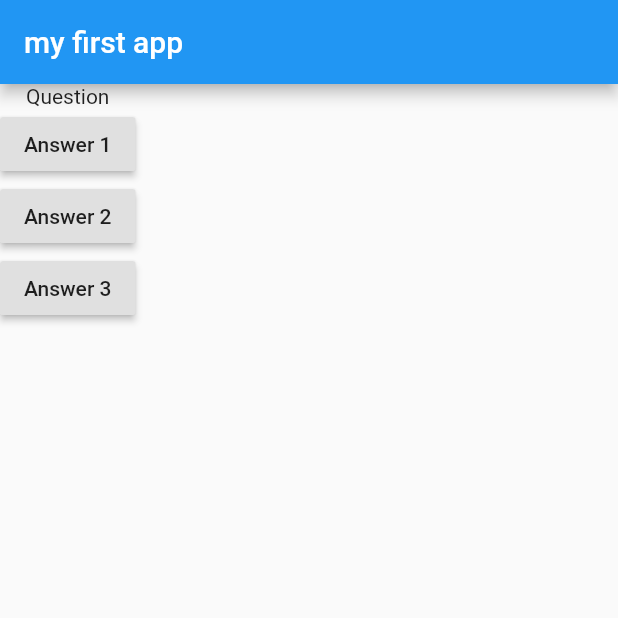
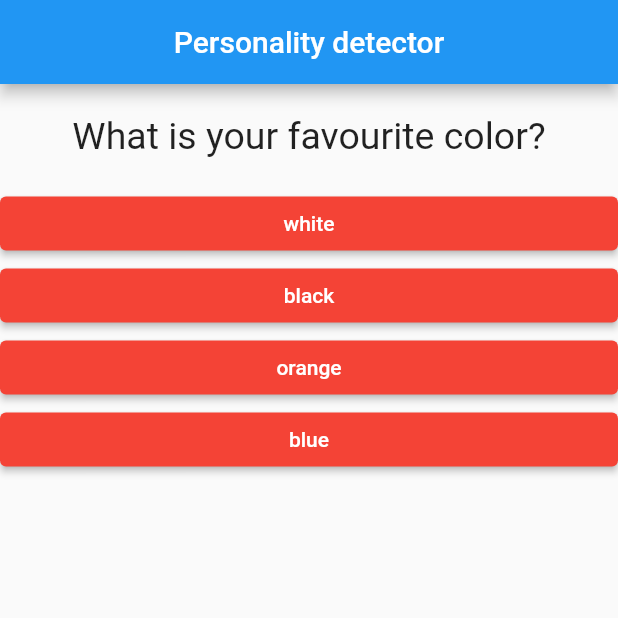
Before and after one commit to Deependra12/personality-detector-quiz-app, a Flutter app: the screen it shows after launch, on a phone screen of 412 x 824 dp, the top half of it. Run offline on Flutter 3.47's test engine with Material 2 defaults, Android fonts, the phone set to English and light mode, and no system bars.

```diff
--- /dev/null
+++ b/basic/lib/answer.dart
@@ -0,0 +1,19 @@
+import 'package:flutter/material.dart';
+
+class Answer extends StatelessWidget {
+  final Function selectHandler;
+  String answer;
+
+  Answer(this.selectHandler, this.answer);
+
+  @override
+  Widget build(BuildContext context) {
+    return Container(
+        width: double.infinity,
+        child: ElevatedButton(
+          style: ButtonStyle(backgroundColor: MaterialStateProperty.all(Colors.red)),
+          child:  Text(answer),
+          onPressed: selectHandler,
+        ));
+  }
+}
--- a/basic/lib/main.dart
+++ b/basic/lib/main.dart
@@ -1,44 +1,78 @@
 import 'package:flutter/material.dart';
+import './quiz.dart';
+import './result.dart';
 
 void main() {
   runApp(MyApp());
 }
 
-class MyApp extends StatelessWidget {
-  void answerQuestion() {
-    print('answer clicked');
+class MyApp extends StatefulWidget {
+  @override
+  State<MyApp> createState() => _MyAppState();
+}
+
+class _MyAppState extends State<MyApp> {
+  var questions = [
+    {
+      'questionText': 'What is your favourite color?',
+      'answers': [
+        {'text': 'white', 'score': 5},
+        {'text': 'black', 'score': 15},
+        {'text': 'orange', 'score': 25},
+        {'text': 'blue', 'score': 35}
+      ]
+    },
+    {
+      'questionText': 'What is your favourite animal?',
+      'answers': [
+        {'text': 'lion', 'score': 5},
+        {'text': 'zebra', 'score': 15},
+        {'text': 'crocodile', 'score': 25},
+        {'text': 'goat', 'score': 35}
+      ]
+    },
+    {
+      'questionText': 'What is your favourite food?',
+      'answers': [
+        {'text': 'mutton curry', 'score': 5},
+        {'text': 'chicken curry', 'score': 15},
+        {'text': 'butter nan', 'score': 25},
+        {'text': 'palak panner', 'score': 35}
+      ]
+    },
+  ];
+
+  var _questionIndex = 0;
+  var totalScore = 0;
+
+  void _resetQuiz() {
+    setState(() {
+      _questionIndex = 0;
+      totalScore = 0;
+    });
+  }
+
+  void _answerQuestion(int score) {
+    totalScore += score;
+    setState(() {
+      _questionIndex += 1;
+    });
   }
 
   @override
   Widget build(BuildContext context) {
     return MaterialApp(
         home: Scaffold(
-      appBar: AppBar(
-        title: const Text('my first app'),
-      ),
-      body: Column(
-        // ignore: prefer_const_literals_to_create_immutables
-        children: [
-          const Text('Question'),
-          RaisedButton(
-              onPressed: answerQuestion,
-              child: const Text(
-                'Answer 1',
-              )),
-          RaisedButton(
-              onPressed: () {
-                print('answer 2 chosen');
-              },
-              child: const Text(
-                'Answer 2',
-              )),
-          RaisedButton(
-              onPressed: () => print('answer 3 chosen'),
-              child: const Text(
-                'Answer 3',
-              )),
-        ],
-      ),
-    ));
+            appBar: AppBar(
+              title: const Text('Personality detector'),
+              centerTitle: true,
+            ),
+            body: _questionIndex < questions.length
+                ? Quiz(
+                    answerQuestion: _answerQuestion,
+                    questionIndex: _questionIndex,
+                    questions: questions,
+                  )
+                : Result(totalScore,_resetQuiz)));
   }
 }
--- /dev/null
+++ b/basic/lib/questions.dart
@@ -0,0 +1,19 @@
+import 'package:flutter/material.dart';
+
+class Question extends StatelessWidget {
+  final String questionText;
+  Question(this.questionText);
+
+  @override
+  Widget build(BuildContext context) {
+    return Container(
+      width:double.infinity,
+      margin: const EdgeInsets.all(20.0),
+      child: Text(
+        questionText,
+        style: const TextStyle(fontSize: 25,),
+        textAlign: TextAlign.center,
+        ),
+    );
+  }
+}
--- /dev/null
+++ b/basic/lib/quiz.dart
@@ -0,0 +1,23 @@
+import 'package:flutter/material.dart';
+import './questions.dart';
+import './answer.dart';
+
+class Quiz extends StatelessWidget {
+  final List<Map<String, Object>> questions;
+  final Function answerQuestion;
+  final int questionIndex;
+  Quiz({@required this.answerQuestion, @required this.questionIndex, @required this.questions});
+
+  @override
+  Widget build(BuildContext context) {
+    return Column(
+      // ignore: prefer_const_literals_to_create_immutables
+      children: [
+        Question(questions[questionIndex]['questionText'] as String),
+        ...(questions[questionIndex]['answers'] as List<Map<String, Object>>).map((answer) {
+          return Answer(() => answerQuestion(answer['score']), answer['text'] );
+        }).toList()
+      ],
+    );
+  }
+}
--- a/basic/pubspec.yaml
+++ b/basic/pubspec.yaml
@@ -18,7 +18,7 @@ publish_to: 'none' # Remove this line if you wish to publish to pub.dev
 version: 1.0.0+1
 
 environment:
-  sdk: ">=2.15.1 <3.0.0"
+  sdk: ">=2.11.0 <3.0.0"
 
 # Dependencies specify other packages that your package needs in order to work.
 # To automatically upgrade your package dependencies to the latest versions
```
Also changed, not shown: basic/lib/result.dart (added, +37 -0 lines), basic/pubspec.lock.
